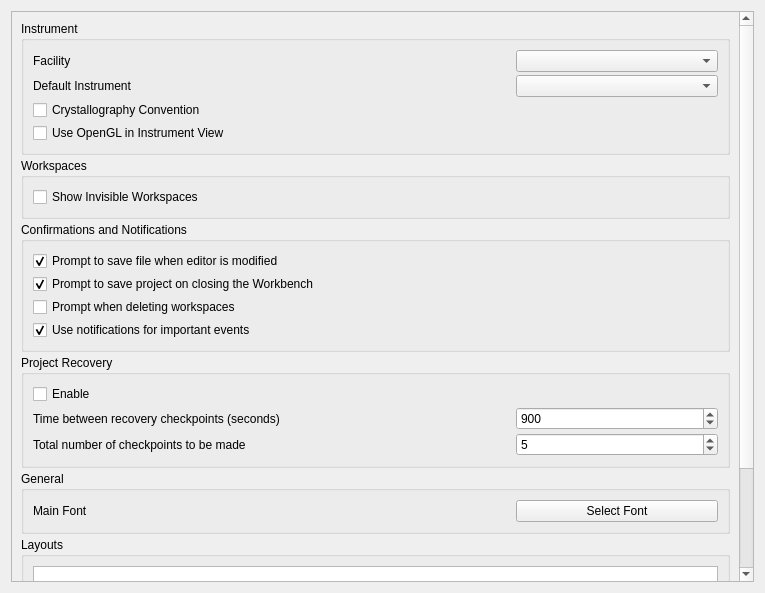
The window that qt/applications/workbench/workbench/widgets/settings/general/section_general.ui (mantidproject/mantid) describes before a commit, drawn with Qt 5.
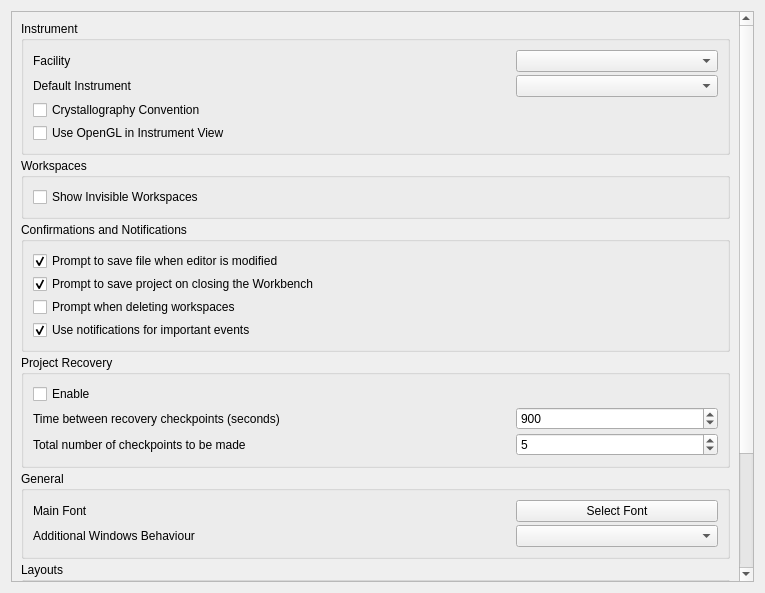
The same window after the commit.

Commit message:
Add ontop and floating window setting
This commit adds a setting to workbench to allow users to switch between ontop and floating plot windows.

What changed in the file:
```diff
--- a/qt/applications/workbench/workbench/widgets/settings/general/section_general.ui
+++ b/qt/applications/workbench/workbench/widgets/settings/general/section_general.ui
@@ -33,8 +33,8 @@
        <rect>
         <x>0</x>
         <y>0</y>
-        <width>732</width>
-        <height>623</height>
+        <width>728</width>
+        <height>656</height>
        </rect>
       </property>
       <property name="sizePolicy">
@@ -399,6 +399,33 @@
               </item>
              </layout>
             </item>
+            <item>
+             <layout class="QHBoxLayout" name="horizontalLayout">
+              <item>
+               <widget class="QLabel" name="window_behaviour_label">
+                <property name="text">
+                 <string>Additional Windows Behaviour</string>
+                </property>
+               </widget>
+              </item>
+              <item>
+               <widget class="QComboBox" name="window_behaviour">
+                <property name="sizePolicy">
+                 <sizepolicy hsizetype="Minimum" vsizetype="Fixed">
+                  <horstretch>0</horstretch>
+                  <verstretch>0</verstretch>
+                 </sizepolicy>
+                </property>
+                <property name="maximumSize">
+                 <size>
+                  <width>202</width>
+                  <height>16777215</height>
+                 </size>
+                </property>
+               </widget>
+              </item>
+             </layout>
+            </item>
            </layout>
           </widget>
          </item>
```
The commit also changes 3 other files.
